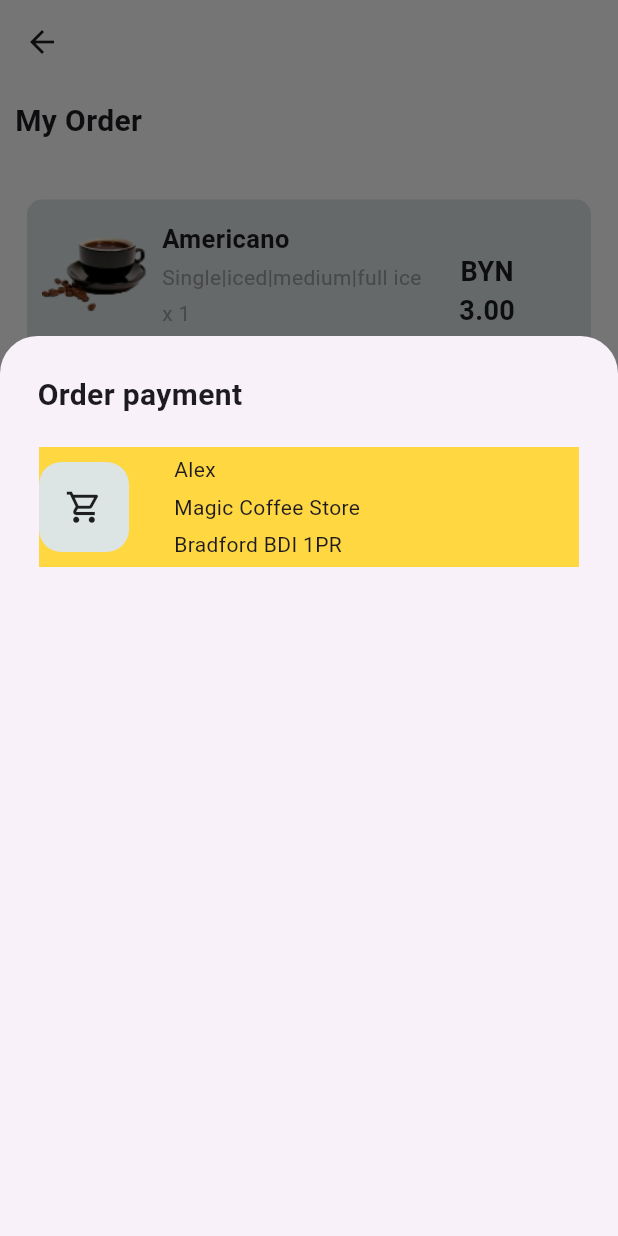
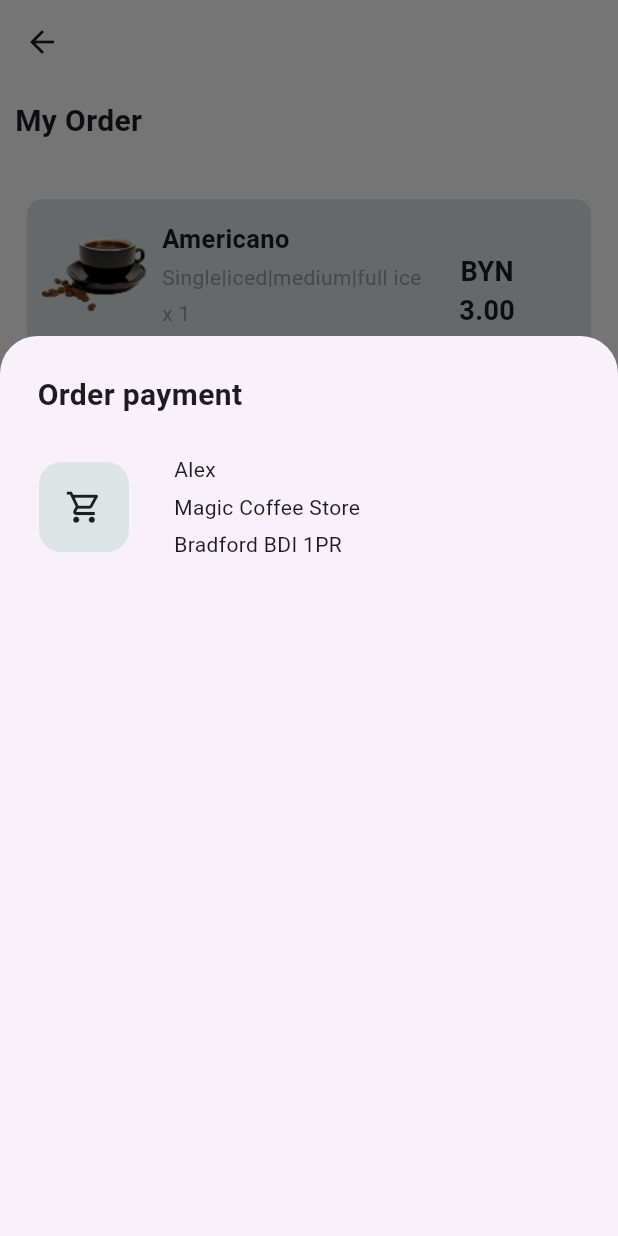
Before and after one commit to AthiraaAthi/CofeeShop_App, a Flutter app: the OrderScreen screen opened directly, after a tap on "Next", on a phone screen of 412 x 824 dp. Run offline on Flutter 3.47's test engine with Material 3 defaults, Android fonts, the phone set to English and light mode, and no system bars; drawn by our look-alikes of flutter_slidable; our stand-ins replace google_fonts, pinput.

Commit message:
removed color of container

```diff
--- a/lib/view/order_screen/order_screen.dart
+++ b/lib/view/order_screen/order_screen.dart
@@ -208,7 +208,6 @@ class _OrderScreenState extends State<OrderScreen> {
               ),
               SizedBox(height: 20),
               Container(
-                color: Colors.amberAccent,
                 height: 80,
                 width: 360,
                 child: Row(
```
